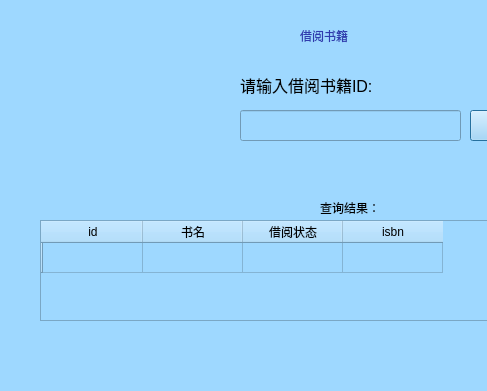
Old version of the form Library-Management-System/dialogborrow.ui in the repository JingzeWang/Library-Management-System; both pictures show x 0 to 487 and y 0 to 391 of the 762 by 532 pixel window.
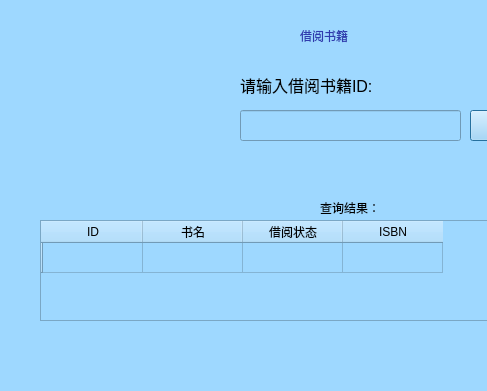
New version of the form.

```diff
--- a/Library-Management-System/dialogborrow.ui
+++ b/Library-Management-System/dialogborrow.ui
@@ -74,7 +74,7 @@
    </row>
    <column>
     <property name="text">
-     <string>id</string>
+     <string>ID</string>
     </property>
    </column>
    <column>
@@ -89,7 +89,7 @@
    </column>
    <column>
     <property name="text">
-     <string>isbn</string>
+     <string>ISBN</string>
     </property>
    </column>
   </widget>
```
